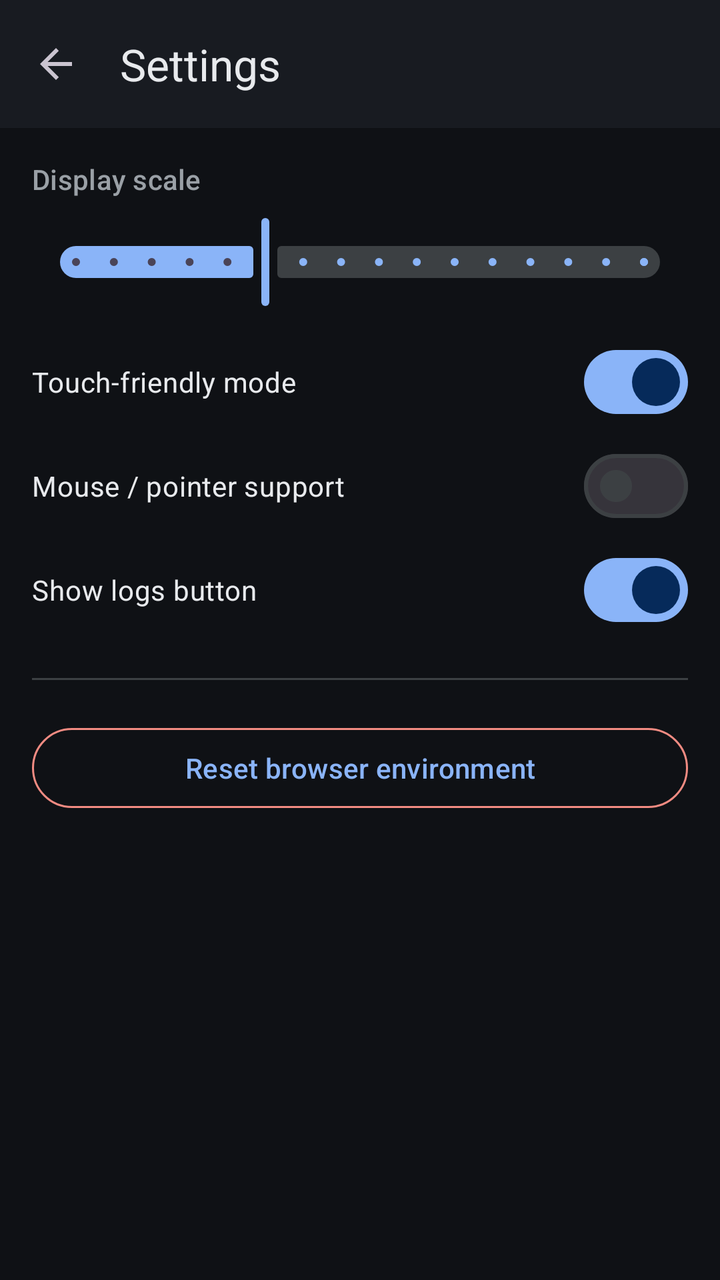
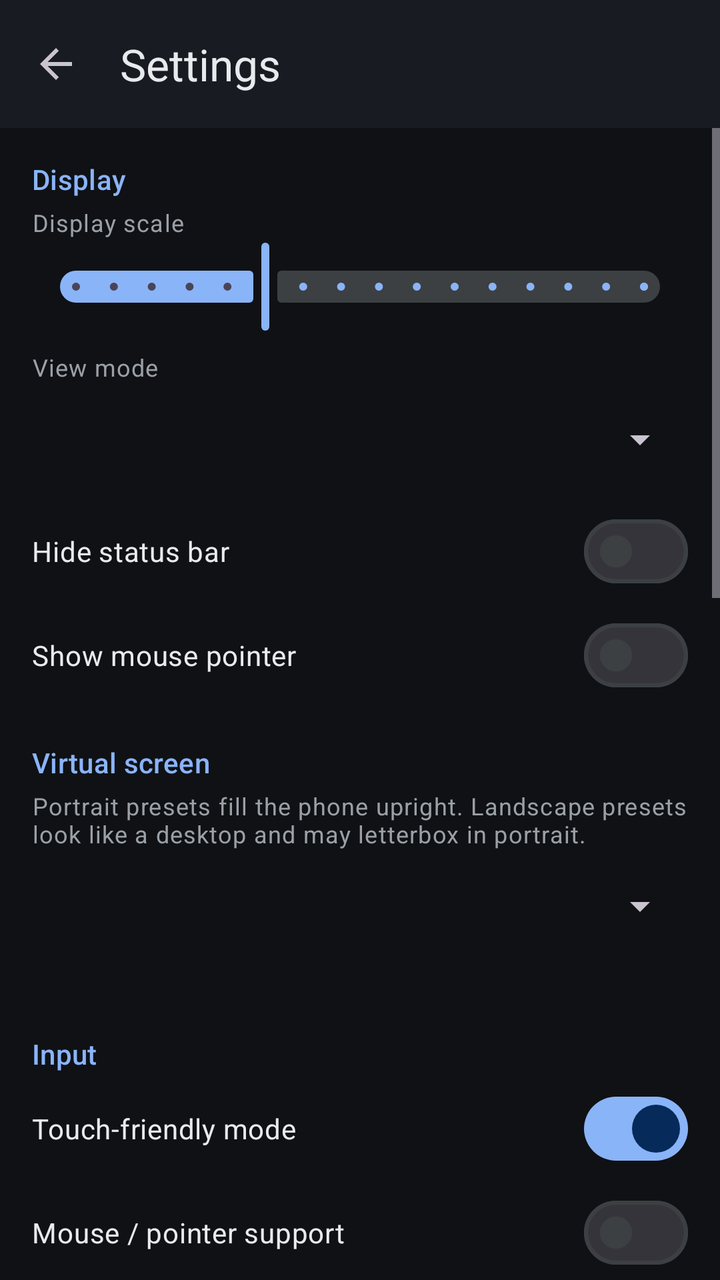

Before-and-after screenshots of an Android layout around one commit, followed by the original layout XML and the change that was made.
<!-- AndroidManifest.xml: activity theme Theme.AlpineChrome -->
<!-- res/layout/activity_settings.xml -->
<?xml version="1.0" encoding="utf-8"?>
<LinearLayout
    xmlns:android="http://schemas.android.com/apk/res/android"
    xmlns:app="http://schemas.android.com/apk/res-auto"
    android:layout_width="match_parent"
    android:layout_height="match_parent"
    android:background="@color/md_bg"
    android:orientation="vertical">

    <com.google.android.material.appbar.MaterialToolbar
        android:id="@+id/toolbar"
        android:layout_width="match_parent"
        android:layout_height="?attr/actionBarSize"
        android:background="@color/md_surface"
        app:navigationIcon="?attr/homeAsUpIndicator"
        app:title="@string/settings_title"
        app:titleTextColor="@color/md_on_surface" />

    <ScrollView
        android:layout_width="match_parent"
        android:layout_height="match_parent"
        android:fillViewport="true"
        android:overScrollMode="ifContentScrolls">

        <LinearLayout
            android:layout_width="match_parent"
            android:layout_height="wrap_content"
            android:orientation="vertical"
            android:padding="16dp">

            <TextView
                android:layout_width="match_parent"
                android:layout_height="wrap_content"
                android:paddingBottom="8dp"
                android:text="@string/settings_display_size"
                android:textAppearance="?attr/textAppearanceTitleSmall"
                android:textColor="@color/md_on_surface_variant" />

            <com.google.android.material.slider.Slider
                android:id="@+id/slider_display_scale"
                android:layout_width="match_parent"
                android:layout_height="wrap_content"
                android:valueFrom="0.75"
                android:valueTo="1.5"
                android:value="1.0"
                android:stepSize="0.05"
                app:haloColor="@color/md_primary_container"
                app:thumbColor="@color/md_primary"
                app:trackColorActive="@color/md_primary"
                app:trackColorInactive="@color/md_outline" />

            <com.google.android.material.materialswitch.MaterialSwitch
                android:id="@+id/switch_touch_mode"
                android:layout_width="match_parent"
                android:layout_height="wrap_content"
                android:layout_marginTop="12dp"
                android:checked="true"
                android:text="@string/settings_touch_mode"
                android:textColor="@color/md_on_surface" />

            <com.google.android.material.materialswitch.MaterialSwitch
                android:id="@+id/switch_mouse_support"
                android:layout_width="match_parent"
                android:layout_height="wrap_content"
                android:layout_marginTop="4dp"
                android:text="@string/settings_mouse_support"
                android:textColor="@color/md_on_surface" />

            <com.google.android.material.materialswitch.MaterialSwitch
                android:id="@+id/switch_logs_fab"
                android:layout_width="match_parent"
                android:layout_height="wrap_content"
                android:layout_marginTop="4dp"
                android:checked="true"
                android:text="@string/settings_logs_fab"
                android:textColor="@color/md_on_surface" />

            <View
                android:layout_width="match_parent"
                android:layout_height="1dp"
                android:layout_marginVertical="20dp"
                android:background="@color/md_outline" />

            <com.google.android.material.button.MaterialButton
                android:id="@+id/btn_reset_env"
                style="@style/Widget.Material3.Button.OutlinedButton"
                android:layout_width="match_parent"
                android:layout_height="wrap_content"
                android:text="@string/settings_reset_env"
                app:strokeColor="@color/md_error" />

            <TextView
                android:id="@+id/about_text"
                android:layout_width="match_parent"
                android:layout_height="wrap_content"
                android:layout_marginTop="24dp"
                android:gravity="center"
                android:textAppearance="?attr/textAppearanceBodySmall"
                android:textColor="@color/md_on_surface_variant" />
        </LinearLayout>
    </ScrollView>
</LinearLayout>
<!-- resources referenced by this layout -->
<resources>
  <color name="md_bg">#FF0F1115</color>
  <color name="md_error">#FFF28B82</color>
  <color name="md_on_surface">#FFE8EAED</color>
  <color name="md_on_surface_variant">#FF9AA0A6</color>
  <color name="md_outline">#FF3C4043</color>
  <color name="md_primary">#FF8AB4F8</color>
  <color name="md_primary_container">#FF1A3A6E</color>
  <color name="md_surface">#FF181B21</color>
  <string name="settings_display_size">Display scale</string>
  <string name="settings_logs_fab">Show logs button</string>
  <string name="settings_mouse_support">Mouse / pointer support</string>
  <string name="settings_reset_env">Reset browser environment</string>
  <string name="settings_title">Settings</string>
  <string name="settings_touch_mode">Touch-friendly mode</string>
  <style name="Theme.AlpineChrome" parent="Theme.Material3.Dark.NoActionBar">
          <item name="colorPrimary">@color/md_primary</item>
          <item name="colorOnPrimary">@color/md_on_primary</item>
          <item name="colorPrimaryContainer">@color/md_primary_container</item>
          <item name="colorSurface">@color/md_surface</item>
          <item name="colorOnSurface">@color/md_on_surface</item>
          <item name="colorOnSurfaceVariant">@color/md_on_surface_variant</item>
          <item name="colorOutline">@color/md_outline</item>
          <item name="colorError">@color/md_error</item>
          <item name="android:colorBackground">@color/md_bg</item>
          <item name="android:statusBarColor">@color/md_bg</item>
          <item name="android:navigationBarColor">@color/md_bg</item>
          <item name="android:windowLightStatusBar">false</item>
          <item name="android:windowBackground">@color/md_bg</item>
      </style>
  <color name="md_on_primary">#FF062A5A</color>
</resources>

<!-- the commit's change to res/layout/activity_settings.xml (unified diff, before → after) -->
@@ -28,12 +28,20 @@
             android:orientation="vertical"
             android:padding="16dp">
 
-            <TextView
-                android:layout_width="match_parent"
-                android:layout_height="wrap_content"
-                android:paddingBottom="8dp"
+            
+            <TextView
+                android:layout_width="match_parent"
+                android:layout_height="wrap_content"
+                android:paddingBottom="4dp"
+                android:text="@string/settings_section_display"
+                android:textAppearance="?attr/textAppearanceTitleSmall"
+                android:textColor="@color/md_primary" />
+
+            <TextView
+                android:layout_width="match_parent"
+                android:layout_height="wrap_content"
                 android:text="@string/settings_display_size"
-                android:textAppearance="?attr/textAppearanceTitleSmall"
+                android:textAppearance="?attr/textAppearanceBodySmall"
                 android:textColor="@color/md_on_surface_variant" />
 
             <com.google.android.material.slider.Slider
@@ -49,36 +57,229 @@
                 app:trackColorActive="@color/md_primary"
                 app:trackColorInactive="@color/md_outline" />
 
+            <TextView
+                android:layout_width="match_parent"
+                android:layout_height="wrap_content"
+                android:layout_marginTop="8dp"
+                android:text="@string/settings_view_mode"
+                android:textAppearance="?attr/textAppearanceBodySmall"
+                android:textColor="@color/md_on_surface_variant" />
+
+            <Spinner
+                android:id="@+id/spinner_view_mode"
+                android:layout_width="match_parent"
+                android:layout_height="48dp"
+                android:layout_marginTop="4dp" />
+
+            <com.google.android.material.materialswitch.MaterialSwitch
+                android:id="@+id/switch_hide_status"
+                android:layout_width="match_parent"
+                android:layout_height="wrap_content"
+                android:layout_marginTop="8dp"
+                android:text="@string/settings_hide_status"
+                android:textColor="@color/md_on_surface" />
+
+            <com.google.android.material.materialswitch.MaterialSwitch
+                android:id="@+id/switch_show_pointer"
+                android:layout_width="match_parent"
+                android:layout_height="wrap_content"
+                android:layout_marginTop="4dp"
+                android:text="@string/settings_show_pointer"
+                android:textColor="@color/md_on_surface" />
+
+            
+            <TextView
+                android:layout_width="match_parent"
+                android:layout_height="wrap_content"
+                android:layout_marginTop="20dp"
+                android:paddingBottom="4dp"
+                android:text="@string/settings_section_resolution"
+                android:textAppearance="?attr/textAppearanceTitleSmall"
+                android:textColor="@color/md_primary" />
+
+            <TextView
+                android:layout_width="match_parent"
+                android:layout_height="wrap_content"
+                android:text="@string/settings_resolution_hint"
+                android:textAppearance="?attr/textAppearanceBodySmall"
+                android:textColor="@color/md_on_surface_variant" />
+
+            <Spinner
+                android:id="@+id/spinner_resolution"
+                android:layout_width="match_parent"
+                android:layout_height="48dp"
+                android:layout_marginTop="4dp" />
+
+            <TextView
+                android:id="@+id/resolution_label"
+                android:layout_width="match_parent"
+                android:layout_height="wrap_content"
+                android:layout_marginTop="4dp"
+                android:textAppearance="?attr/textAppearanceBodySmall"
+                android:textColor="@color/md_on_surface_variant" />
+
+            
+            <TextView
+                android:layout_width="match_parent"
+                android:layout_height="wrap_content"
+                android:layout_marginTop="20dp"
+                android:paddingBottom="4dp"
+                android:text="@string/settings_section_input"
+                android:textAppearance="?attr/textAppearanceTitleSmall"
+                android:textColor="@color/md_primary" />
+
             <com.google.android.material.materialswitch.MaterialSwitch
                 android:id="@+id/switch_touch_mode"
                 android:layout_width="match_parent"
                 android:layout_height="wrap_content"
+                android:checked="true"
+                android:text="@string/settings_touch_mode"
+                android:textColor="@color/md_on_surface" />
+
+            <com.google.android.material.materialswitch.MaterialSwitch
+                android:id="@+id/switch_mouse_support"
+                android:layout_width="match_parent"
+                android:layout_height="wrap_content"
+                android:layout_marginTop="4dp"
+                android:text="@string/settings_mouse_support"
+                android:textColor="@color/md_on_surface" />
+
+            <com.google.android.material.materialswitch.MaterialSwitch
+                android:id="@+id/switch_two_finger_kb"
+                android:layout_width="match_parent"
+                android:layout_height="wrap_content"
+                android:layout_marginTop="4dp"
+                android:checked="true"
+                android:text="@string/settings_two_finger_kb"
+                android:textColor="@color/md_on_surface" />
+
+            <com.google.android.material.materialswitch.MaterialSwitch
+                android:id="@+id/switch_two_finger_scroll"
+                android:layout_width="match_parent"
+                android:layout_height="wrap_content"
+                android:layout_marginTop="4dp"
+                android:checked="true"
+                android:text="@string/settings_two_finger_scroll"
+                android:textColor="@color/md_on_surface" />
+
+            
+            <TextView
+                android:layout_width="match_parent"
+                android:layout_height="wrap_content"
+                android:layout_marginTop="20dp"
+                android:paddingBottom="4dp"
+                android:text="@string/settings_section_perf"
+                android:textAppearance="?attr/textAppearanceTitleSmall"
+                android:textColor="@color/md_primary" />
+
+            <TextView
+                android:layout_width="match_parent"
+                android:layout_height="wrap_content"
+                android:text="@string/settings_vnc_quality"
+                android:textAppearance="?attr/textAppearanceBodySmall"
+                android:textColor="@color/md_on_surface_variant" />
+
+            <com.google.android.material.slider.Slider
+                android:id="@+id/slider_vnc_quality"
+                android:layout_width="match_parent"
+                android:layout_height="wrap_content"
+                android:valueFrom="20"
+                android:valueTo="100"
+                android:value="60"
+                android:stepSize="5"
+                app:thumbColor="@color/md_primary"
+                app:trackColorActive="@color/md_primary"
+                app:trackColorInactive="@color/md_outline" />
+
+            <com.google.android.material.materialswitch.MaterialSwitch
+                android:id="@+id/switch_perf_mode"
+                android:layout_width="match_parent"
+                android:layout_height="wrap_content"
+                android:layout_marginTop="4dp"
+                android:checked="true"
+                android:text="@string/settings_perf_mode"
+                android:textColor="@color/md_on_surface" />
+
+            <com.google.android.material.materialswitch.MaterialSwitch
+                android:id="@+id/switch_try_gpu"
+                android:layout_width="match_parent"
+                android:layout_height="wrap_content"
+                android:layout_marginTop="4dp"
+                android:text="@string/settings_try_gpu"
+                android:textColor="@color/md_on_surface" />
+
+            <TextView
+                android:layout_width="match_parent"
+                android:layout_height="wrap_content"
+                android:layout_marginTop="4dp"
+                android:text="@string/settings_perf_hint"
+                android:textAppearance="?attr/textAppearanceBodySmall"
+                android:textColor="@color/md_on_surface_variant" />
+
+            
+            <TextView
+                android:layout_width="match_parent"
+                android:layout_height="wrap_content"
+                android:layout_marginTop="20dp"
+                android:paddingBottom="4dp"
+                android:text="@string/settings_section_storage"
+                android:textAppearance="?attr/textAppearanceTitleSmall"
+                android:textColor="@color/md_primary" />
+
+            <com.google.android.material.materialswitch.MaterialSwitch
+                android:id="@+id/switch_sdcard"
+                android:layout_width="match_parent"
+                android:layout_height="wrap_content"
+                android:checked="true"
+                android:text="@string/settings_sdcard"
+                android:textColor="@color/md_on_surface" />
+
+            <com.google.android.material.button.MaterialButton
+                android:id="@+id/btn_open_sdcard"
+                style="@style/Widget.Material3.Button.TonalButton"
+                android:layout_width="match_parent"
+                android:layout_height="wrap_content"
+                android:layout_marginTop="8dp"
+                android:text="@string/settings_open_sdcard" />
+
+            <com.google.android.material.button.MaterialButton
+                android:id="@+id/btn_open_files"
+                style="@style/Widget.Material3.Button.TonalButton"
+                android:layout_width="match_parent"
+                android:layout_height="wrap_content"
+                android:layout_marginTop="4dp"
+                android:text="@string/settings_open_files" />
+
+            
+            <TextView
+                android:layout_width="match_parent"
+                android:layout_height="wrap_content"
+                android:layout_marginTop="20dp"
+                android:paddingBottom="4dp"
+                android:text="@string/settings_section_app"
+                android:textAppearance="?attr/textAppearanceTitleSmall"
+                android:textColor="@color/md_primary" />
+
+            <com.google.android.material.materialswitch.MaterialSwitch
+                android:id="@+id/switch_logs_fab"
+                android:layout_width="match_parent"
+                android:layout_height="wrap_content"
+                android:checked="true"
+                android:text="@string/settings_logs_fab"
+                android:textColor="@color/md_on_surface" />
+
+            <TextView
+                android:layout_width="match_parent"
+                android:layout_height="wrap_content"
                 android:layout_marginTop="12dp"
-                android:checked="true"
-                android:text="@string/settings_touch_mode"
-                android:textColor="@color/md_on_surface" />
-
-            <com.google.android.material.materialswitch.MaterialSwitch
-                android:id="@+id/switch_mouse_support"
-                android:layout_width="match_parent"
-                android:layout_height="wrap_content"
-                android:layout_marginTop="4dp"
-                android:text="@string/settings_mouse_support"
-                android:textColor="@color/md_on_surface" />
-
-            <com.google.android.material.materialswitch.MaterialSwitch
-                android:id="@+id/switch_logs_fab"
-                android:layout_width="match_parent"
-                android:layout_height="wrap_content"
-                android:layout_marginTop="4dp"
-                android:checked="true"
-                android:text="@string/settings_logs_fab"
-                android:textColor="@color/md_on_surface" />
+                android:text="@string/settings_restart_hint"
+                android:textAppearance="?attr/textAppearanceBodySmall"
+                android:textColor="@color/md_on_surface_variant" />
 
             <View
                 android:layout_width="match_parent"
                 android:layout_height="1dp"
-                android:layout_marginVertical="20dp"
+                android:layout_marginVertical="16dp"
                 android:background="@color/md_outline" />
 
             <com.google.android.material.button.MaterialButton
@@ -94,6 +295,7 @@
                 android:layout_width="match_parent"
                 android:layout_height="wrap_content"
                 android:layout_marginTop="24dp"
+                android:layout_marginBottom="16dp"
                 android:gravity="center"
                 android:textAppearance="?attr/textAppearanceBodySmall"
                 android:textColor="@color/md_on_surface_variant" />
<!-- resource entries referenced after the edit -->
@@ -9,11 +9,31 @@
   <color name="md_primary_container">#FF1A3A6E</color>
   <color name="md_surface">#FF181B21</color>
   <string name="settings_display_size">Display scale</string>
+  <string name="settings_hide_status">Hide status bar</string>
   <string name="settings_logs_fab">Show logs button</string>
   <string name="settings_mouse_support">Mouse / pointer support</string>
+  <string name="settings_open_files">Open internal files in browser</string>
+  <string name="settings_open_sdcard">Open SD card in browser</string>
+  <string name="settings_perf_hint">Under proot, true GPU is limited. Prefer lower resolution + performance mode for smoother feel.</string>
+  <string name="settings_perf_mode">Performance mode (faster VNC)</string>
   <string name="settings_reset_env">Reset browser environment</string>
+  <string name="settings_resolution_hint">Portrait presets fill the phone upright. Landscape presets look like a desktop and may letterbox in portrait.</string>
+  <string name="settings_restart_hint">Resolution, GPU and VNC quality apply on next session start (leave and reopen the app).</string>
+  <string name="settings_sdcard">Mount SD card inside environment</string>
+  <string name="settings_section_app">App</string>
+  <string name="settings_section_display">Display</string>
+  <string name="settings_section_input">Input</string>
+  <string name="settings_section_perf">Performance &amp; VNC</string>
+  <string name="settings_section_resolution">Virtual screen</string>
+  <string name="settings_section_storage">Storage</string>
+  <string name="settings_show_pointer">Show mouse pointer</string>
   <string name="settings_title">Settings</string>
   <string name="settings_touch_mode">Touch-friendly mode</string>
+  <string name="settings_try_gpu">Try GPU path (experimental, may crash)</string>
+  <string name="settings_two_finger_kb">Two-finger tap toggles keyboard</string>
+  <string name="settings_two_finger_scroll">Two-finger scroll</string>
+  <string name="settings_view_mode">View mode</string>
+  <string name="settings_vnc_quality">VNC image quality</string>
   <style name="Theme.AlpineChrome" parent="Theme.Material3.Dark.NoActionBar">
           <item name="colorPrimary">@color/md_primary</item>
           <item name="colorOnPrimary">@color/md_on_primary</item>
